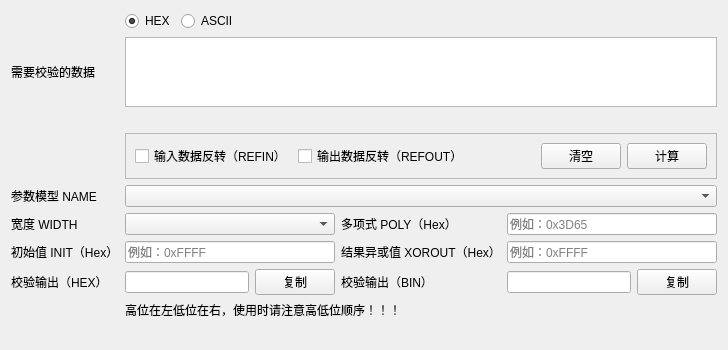
Qt form Src/Tools/CRCCalculator/Src/CRCCalculator.ui (x-tools-author/x-tools) before a commit.
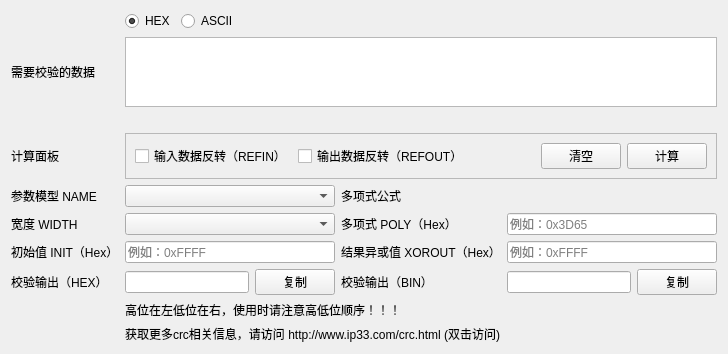
The same form after that commit.

Commit message: 添加更多crc计算器参数模型

```diff
--- a/Src/Tools/CRCCalculator/Src/CRCCalculator.ui
+++ b/Src/Tools/CRCCalculator/Src/CRCCalculator.ui
@@ -54,8 +54,11 @@
    </item>
    <item row="9" column="1" colspan="5">
     <widget class="QLabel" name="labelInfo">
+     <property name="styleSheet">
+      <string notr="true"/>
+     </property>
      <property name="text">
-      <string/>
+      <string>获取更多crc相关信息，请访问 http://www.ip33.com/crc.html (双击访问)</string>
      </property>
     </widget>
    </item>
@@ -154,9 +157,6 @@
      </layout>
     </widget>
    </item>
-   <item row="4" column="1" colspan="5">
-    <widget class="QComboBox" name="comboBoxName"/>
-   </item>
    <item row="2" column="1" colspan="5">
     <widget class="QLabel" name="labelInputType">
      <property name="text">
@@ -269,6 +269,30 @@
    <item row="5" column="1" colspan="2">
     <widget class="QComboBox" name="comboBoxWidth"/>
    </item>
+   <item row="4" column="1" colspan="2">
+    <widget class="QComboBox" name="comboBoxName"/>
+   </item>
+   <item row="4" column="3">
+    <widget class="QLabel" name="label_4">
+     <property name="text">
+      <string>多项式公式</string>
+     </property>
+    </widget>
+   </item>
+   <item row="4" column="4" colspan="2">
+    <widget class="QLabel" name="labelPolyFormula">
+     <property name="text">
+      <string/>
+     </property>
+    </widget>
+   </item>
+   <item row="3" column="0">
+    <widget class="QLabel" name="label_11">
+     <property name="text">
+      <string>计算面板</string>
+     </property>
+    </widget>
+   </item>
   </layout>
   <zorder>label_6</zorder>
   <zorder>lineEditOutputHex</zorder>
```
Left out of the diff: 7 changed lines with no effect on the pictures. The commit also changes 7 other files.
